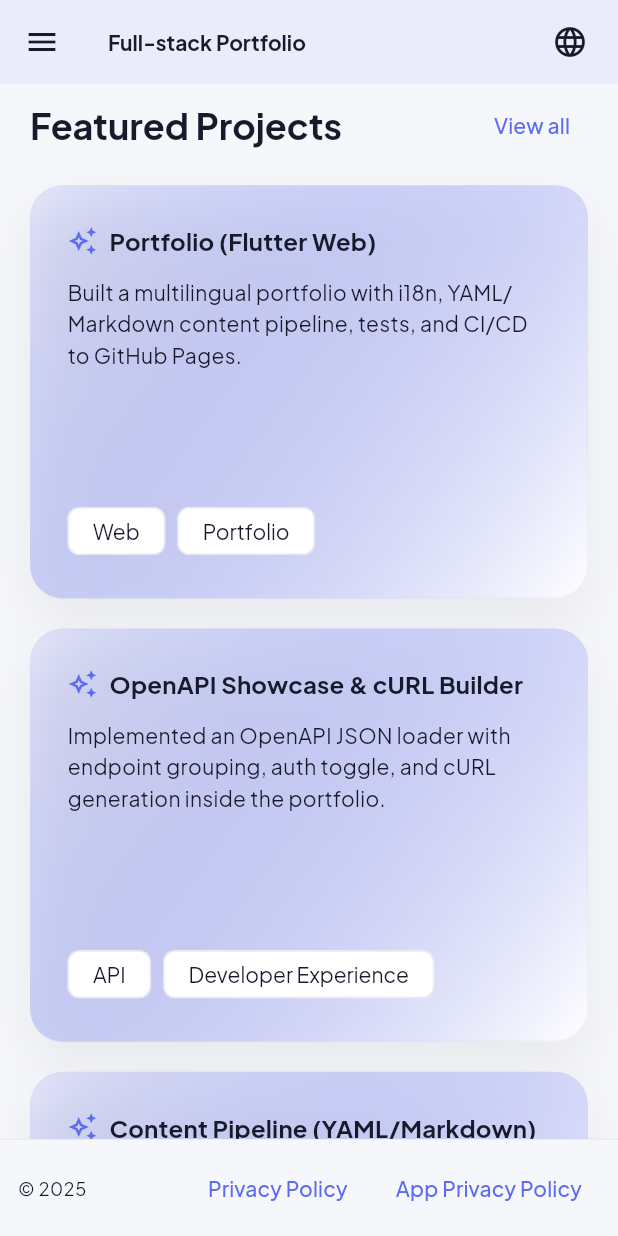
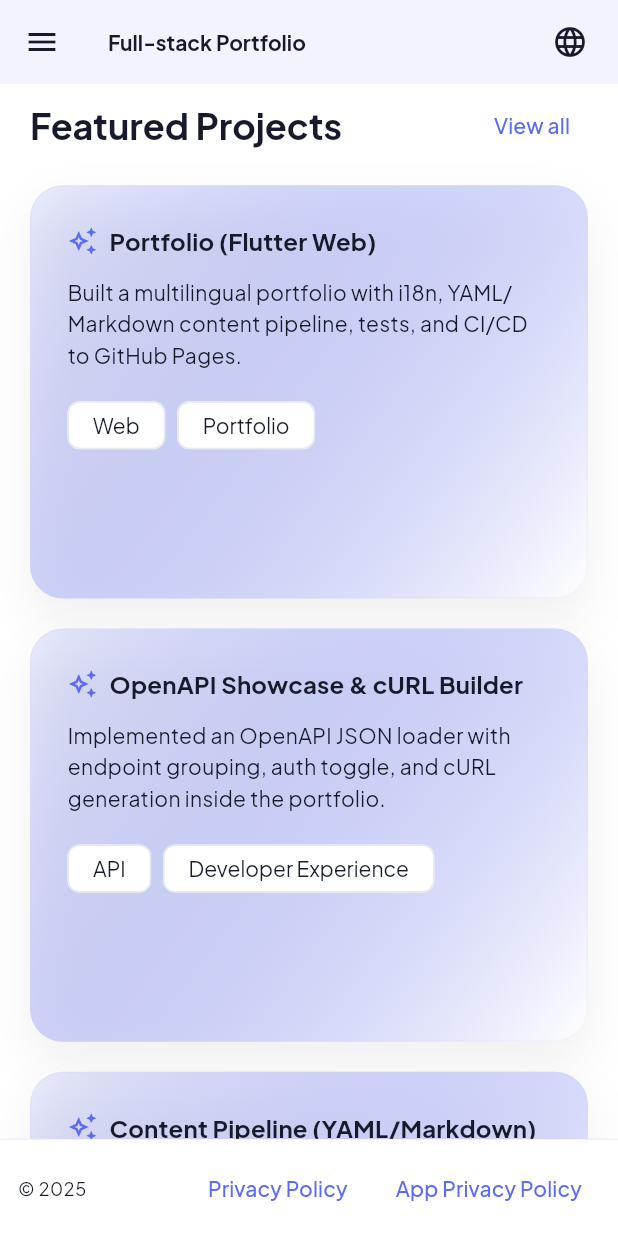
Before and after one commit to fada2020/portfolio, a Flutter app: the screen it shows after launch, scrolled down 1152 dp, on a phone screen of 412 x 824 dp. Run offline on Flutter 3.47's test engine with Material 3 defaults, Android fonts, the phone set to English and light mode, and no system bars; drawn by our look-alikes of flutter_animate; our stand-ins replace flutter_markdown, flutter_riverpod, go_router, google_fonts, yaml; missing offline and left inert: dart:html, highlight.

Commit message:
feat: Add animations for fade and slide effects across home sections and update dependencies

```diff
--- a/lib/features/home/home_page.dart
+++ b/lib/features/home/home_page.dart
@@ -8,6 +8,8 @@ import 'package:portfolio/state/profile_state.dart';
 import 'package:portfolio/state/projects_state.dart';
 import 'package:portfolio/utils/period.dart';
 import 'package:intl/intl.dart';
+import 'package:flutter_animate/flutter_animate.dart';
+import 'package:portfolio/utils/animations.dart';
 
 class _SkillHighlightData {
   const _SkillHighlightData({required this.icon, required this.title, required this.subtitle});
@@ -52,12 +54,14 @@ class HomePage extends ConsumerWidget {
         final isWide = constraints.maxWidth >= 1024;
         final body = <Widget>[
           profileAsync.when(
-            data: (profile) => _HeroSection(profile: profile, isWide: isWide, l10n: l10n),
+            data: (profile) => _HeroSection(profile: profile, isWide: isWide, l10n: l10n)
+                .fadeScale(duration: const Duration(milliseconds: 520)),
             error: (e, st) => const _ErrorBox(message: 'Failed to load profile'),
             loading: () => const _Shimmer(height: 220),
           ),
           const SizedBox(height: 32),
-          const _SkillHighlights(),
+          const _SkillHighlights()
+              .fadeSlide(duration: const Duration(milliseconds: 460), beginOffset: const Offset(0, 0.08), delay: const Duration(milliseconds: 120)),
           const SizedBox(height: 36),
           _SectionHeader(
             title: l10n.homeFeaturedProjects,
@@ -75,7 +79,7 @@ class HomePage extends ConsumerWidget {
                 return _EmptyState(message: l10n.homeNoProjects);
               }
               final crossAxisCount = isWide ? 3 : constraints.maxWidth >= 768 ? 2 : 1;
-              return GridView.builder(
+              final grid = GridView.builder(
                 shrinkWrap: true,
                 physics: const NeverScrollableScrollPhysics(),
                 itemCount: featured.length,
@@ -92,8 +96,17 @@ class HomePage extends ConsumerWidget {
                     title: project.title,
                     summary: project.summary,
                     tags: project.domains.isNotEmpty ? project.domains : project.stack,
+                  ).fadeSlide(
+                    delay: Duration(milliseconds: 120 * index),
+                    duration: const Duration(milliseconds: 420),
+                    beginOffset: const Offset(0, 0.08),
                   );
                 },
+              );
+              return grid.fadeSlide(
+                delay: const Duration(milliseconds: 80),
+                duration: const Duration(milliseconds: 420),
+                beginOffset: const Offset(0, 0.05),
               );
             },
             error: (e, st) => _ErrorBox(message: l10n.errLoadProjects),
@@ -117,16 +130,20 @@ class HomePage extends ConsumerWidget {
               }
               return Column(
                 children: [
-                  for (final post in recent)
+                  for (var i = 0; i < recent.length; i++)
                     Padding(
                       padding: const EdgeInsets.only(bottom: 16),
                       child: _PostPreviewCard(
                         localeCode: localeCode,
-                        id: post.id,
-                        title: post.title,
-                        date: post.date,
-                        tags: post.tags,
-                        bodyPath: post.body,
+                        id: recent[i].id,
+                        title: recent[i].title,
+                        date: recent[i].date,
+                        tags: recent[i].tags,
+                        bodyPath: recent[i].body,
+                      ).fadeSlide(
+                        delay: Duration(milliseconds: 140 * i),
+                        duration: const Duration(milliseconds: 380),
+                        beginOffset: const Offset(0, 0.08),
                       ),
                     ),
                 ],
@@ -161,14 +178,14 @@ class _HeroSection extends StatelessWidget {
       decoration: BoxDecoration(
         gradient: LinearGradient(
           colors: [
-            theme.colorScheme.primary.withOpacity(0.12),
-            theme.colorScheme.secondary.withOpacity(0.08),
+            theme.colorScheme.primary.withValues(alpha: 0.12),
+            theme.colorScheme.secondary.withValues(alpha: 0.08),
           ],
           begin: Alignment.topLeft,
           end: Alignment.bottomRight,
         ),
         borderRadius: BorderRadius.circular(24),
-        border: Border.all(color: theme.colorScheme.outline.withOpacity(0.25)),
+        border: Border.all(color: theme.colorScheme.outline.withValues(alpha: 0.25)),
       ),
       padding: EdgeInsets.symmetric(horizontal: isWide ? 48 : 24, vertical: isWide ? 40 : 32),
       child: LayoutBuilder(
@@ -190,7 +207,7 @@ class _HeroSection extends StatelessWidget {
                     Container(
                       padding: const EdgeInsets.symmetric(horizontal: 14, vertical: 8),
                       decoration: BoxDecoration(
-                        color: theme.colorScheme.primary.withOpacity(0.12),
+                        color: theme.colorScheme.primary.withValues(alpha: 0.12),
                         borderRadius: BorderRadius.circular(999),
                       ),
                       child: Text(
@@ -242,21 +259,21 @@ class _HeroSection extends StatelessWidget {
                         borderRadius: BorderRadius.circular(28),
                         gradient: RadialGradient(
                           colors: [
-                            theme.colorScheme.primary.withOpacity(0.22),
-                            theme.colorScheme.secondary.withOpacity(0.12),
-                            theme.colorScheme.background,
+                            theme.colorScheme.primary.withValues(alpha: 0.22),
+                            theme.colorScheme.secondary.withValues(alpha: 0.12),
+                            theme.colorScheme.surface,
                           ],
                           radius: 1.1,
                           center: const Alignment(-0.3, -0.5),
                         ),
-                        border: Border.all(color: theme.colorScheme.outline.withOpacity(0.18)),
+                        border: Border.all(color: theme.colorScheme.outline.withValues(alpha: 0.18)),
                       ),
                       child: Stack(
                         children: [
                           Positioned(
                             top: 24,
                             right: 24,
-                            child: Icon(Icons.code_rounded, size: 44, color: theme.colorScheme.primary.withOpacity(0.4)),
+                            child: Icon(Icons.code_rounded, size: 44, color: theme.colorScheme.primary.withValues(alpha: 0.4)),
                           ),
                           Positioned(
                             bottom: 20,
@@ -297,7 +314,7 @@ class _HeroBullet extends StatelessWidget {
       decoration: BoxDecoration(
         color: theme.colorScheme.surface,
         borderRadius: BorderRadius.circular(14),
-        border: Border.all(color: theme.colorScheme.outline.withOpacity(0.2)),
+        border: Border.all(color: theme.colorScheme.outline.withValues(alpha: 0.2)),
       ),
       child: Row(
         mainAxisSize: MainAxisSize.min,
@@ -323,7 +340,7 @@ class _HeroBadge extends StatelessWidget {
     final theme = Theme.of(context);
     return DecoratedBox(
       decoration: BoxDecoration(
-        color: theme.colorScheme.onSurface.withOpacity(0.08),
+        color: theme.colorScheme.onSurface.withValues(alpha: 0.08),
         borderRadius: BorderRadius.circular(999),
       ),
       child: Padding(
@@ -363,10 +380,10 @@ class _SkillHighlights extends StatelessWidget {
               decoration: BoxDecoration(
                 color: theme.colorScheme.surface,
                 borderRadius: BorderRadius.circular(20),
-                border: Border.all(color: theme.colorScheme.outline.withOpacity(0.2)),
+                border: Border.all(color: theme.colorScheme.outline.withValues(alpha: 0.2)),
                 boxShadow: [
                   BoxShadow(
-                    color: theme.colorScheme.shadow.withOpacity(0.04),
+                    color: theme.colorScheme.shadow.withValues(alpha: 0.04),
                     blurRadius: 18,
                     offset: const Offset(0, 10),
                   ),
@@ -430,7 +447,7 @@ class _EmptyState extends StatelessWidget {
       decoration: BoxDecoration(
         borderRadius: BorderRadius.circular(20),
         color: theme.colorScheme.surface,
-        border: Border.all(color: theme.colorScheme.outline.withOpacity(0.18)),
+        border: Border.all(color: theme.colorScheme.outline.withValues(alpha: 0.18)),
       ),
       child: Center(
         child: Text(
@@ -461,22 +478,23 @@ class _ProjectCard extends StatelessWidget {
           borderRadius: BorderRadius.circular(22),
           gradient: LinearGradient(
             colors: [
-              theme.colorScheme.primary.withOpacity(0.12),
+              theme.colorScheme.primary.withValues(alpha: 0.12),
               theme.colorScheme.surface,
             ],
             begin: Alignment.topLeft,
             end: Alignment.bottomRight,
           ),
-          border: Border.all(color: theme.colorScheme.outline.withOpacity(0.18)),
+          border: Border.all(color: theme.colorScheme.outline.withValues(alpha: 0.18)),
           boxShadow: [
             BoxShadow(
-              color: theme.colorScheme.shadow.withOpacity(0.06),
+              color: theme.colorScheme.shadow.withValues(alpha: 0.06),
               offset: const Offset(0, 14),
               blurRadius: 28,
             ),
           ],
         ),
         child: Column(
+          mainAxisSize: MainAxisSize.min,
           crossAxisAlignment: CrossAxisAlignment.start,
           children: [
             Row(
@@ -492,13 +510,11 @@ class _ProjectCard extends StatelessWidget {
               ],
             ),
             const SizedBox(height: 12),
-            Expanded(
-              child: Text(
-                summary,
-                style: theme.textTheme.bodyMedium?.copyWith(height: 1.5),
-                maxLines: 3,
-                overflow: TextOverflow.ellipsis,
-              ),
+            Text(
+              summary,
+              style: theme.textTheme.bodyMedium?.copyWith(height: 1.5),
+              maxLines: 3,
+              overflow: TextOverflow.ellipsis,
             ),
             const SizedBox(height: 16),
             Wrap(
@@ -508,7 +524,7 @@ class _ProjectCard extends StatelessWidget {
                 return Chip(
                   label: Text(tag),
                   visualDensity: VisualDensity.compact,
-                  backgroundColor: theme.colorScheme.surface.withOpacity(0.7),
+                  backgroundColor: theme.colorScheme.surface.withValues(alpha: 0.7),
                 );
               }).toList(),
             ),
@@ -550,9 +566,10 @@ class _PostPreviewCard extends ConsumerWidget {
         decoration: BoxDecoration(
           borderRadius: BorderRadius.circular(22),
           color: theme.colorScheme.surface,
-          border: Border.all(color: theme.colorScheme.outline.withOpacity(0.2)),
+          border: Border.all(color: theme.colorScheme.outline.withValues(alpha: 0.2)),
         ),
         child: Column(
+          mainAxisSize: MainAxisSize.min,
           crossAxisAlignment: CrossAxisAlignment.start,
           children: [
             Row(
--- a/lib/theme/app_theme.dart
+++ b/lib/theme/app_theme.dart
@@ -8,21 +8,20 @@ class AppTheme {
   static const Color _onPrimary = Colors.white;
   static const Color _secondary = Color(0xFFFF6B6B);
   static const Color _tertiary = Color(0xFF4CD4B0);
-  static const Color _backgroundLight = Color(0xFFF6F7FB);
   static const Color _surfaceLight = Colors.white;
   static const Color _surfaceVariantLight = Color(0xFFE2E5F2);
   static const Color _outlineLight = Color(0xFFD0D4E6);
   static const Color _textPrimaryLight = Color(0xFF161A2B);
   static const Color _textMutedLight = Color(0xFF60658C);
 
-  static const Color _backgroundDark = Color(0xFF0F1120);
   static const Color _surfaceDark = Color(0xFF1C2033);
   static const Color _surfaceVariantDark = Color(0xFF2A2F45);
   static const Color _outlineDark = Color(0xFF3A3F58);
   static const Color _textPrimaryDark = Color(0xFFE7EAF9);
   static const Color _textMutedDark = Color(0xFF9AA0C8);
 
-  static ThemeData get light => _buildTheme(_lightColorScheme, Brightness.light);
+  static ThemeData get light =>
+      _buildTheme(_lightColorScheme, Brightness.light);
   static ThemeData get dark => _buildTheme(_darkColorScheme, Brightness.dark);
 
   static ThemeData _buildTheme(ColorScheme scheme, Brightness brightness) {
@@ -32,72 +31,86 @@ class AppTheme {
       brightness: brightness,
     );
 
-    final textTheme = GoogleFonts.plusJakartaSansTextTheme(base.textTheme).apply(
+    final textTheme =
+        GoogleFonts.plusJakartaSansTextTheme(base.textTheme).apply(
       bodyColor: scheme.onSurface,
       displayColor: scheme.onSurface,
     );
 
     return base.copyWith(
-      scaffoldBackgroundColor: scheme.background,
+      scaffoldBackgroundColor: scheme.surface,
       textTheme: textTheme,
-      cardTheme: CardTheme(
+      cardTheme: CardThemeData(
         color: scheme.surface,
         elevation: 0,
         margin: EdgeInsets.zero,
         shape: RoundedRectangleBorder(
           borderRadius: BorderRadius.circular(16),
-          side: BorderSide(color: scheme.outline.withOpacity(0.4)),
+          side: BorderSide(color: scheme.outline.withValues(alpha: 0.4)),
         ),
       ),
       appBarTheme: AppBarTheme(
-        backgroundColor: scheme.background,
+        backgroundColor: scheme.surface,
         elevation: 0,
         foregroundColor: scheme.onSurface,
-        titleTextStyle: textTheme.titleLarge?.copyWith(fontWeight: FontWeight.w700),
+        titleTextStyle:
+            textTheme.titleLarge?.copyWith(fontWeight: FontWeight.w700),
       ),
       filledButtonTheme: FilledButtonThemeData(
         style: ButtonStyle(
-          textStyle: MaterialStateProperty.all(textTheme.labelLarge?.copyWith(fontWeight: FontWeight.w600)),
-          padding: MaterialStateProperty.all(const EdgeInsets.symmetric(horizontal: 20, vertical: 14)),
-          shape: MaterialStateProperty.all(RoundedRectangleBorder(borderRadius: BorderRadius.circular(12))),
+          textStyle: WidgetStateProperty.all(
+              textTheme.labelLarge?.copyWith(fontWeight: FontWeight.w600)),
+          padding: WidgetStateProperty.all(
+              const EdgeInsets.symmetric(horizontal: 20, vertical: 14)),
+          shape: WidgetStateProperty.all(
+              RoundedRectangleBorder(borderRadius: BorderRadius.circular(12))),
         ),
       ),
       outlinedButtonTheme: OutlinedButtonThemeData(
         style: ButtonStyle(
-          textStyle: MaterialStateProperty.all(textTheme.labelLarge?.copyWith(fontWeight: FontWeight.w600)),
-          padding: MaterialStateProperty.all(const EdgeInsets.symmetric(horizontal: 20, vertical: 14)),
-          shape: MaterialStateProperty.all(RoundedRectangleBorder(borderRadius: BorderRadius.circular(12))),
-          side: MaterialStateProperty.resolveWith(
-            (states) => BorderSide(color: scheme.outline.withOpacity(states.contains(MaterialState.hovered) ? 0.8 : 0.5)),
+          textStyle: WidgetStateProperty.all(
+              textTheme.labelLarge?.copyWith(fontWeight: FontWeight.w600)),
+          padding: WidgetStateProperty.all(
+              const EdgeInsets.symmetric(horizontal: 20, vertical: 14)),
+          shape: WidgetStateProperty.all(
+              RoundedRectangleBorder(borderRadius: BorderRadius.circular(12))),
+          side: WidgetStateProperty.resolveWith(
+            (states) => BorderSide(
+                color: scheme.outline.withValues(
+                    alpha: states.contains(WidgetState.hovered) ? 0.8 : 0.5)),
           ),
         ),
       ),
       elevatedButtonTheme: ElevatedButtonThemeData(
         style: ButtonStyle(
-          textStyle: MaterialStateProperty.all(textTheme.labelLarge?.copyWith(fontWeight: FontWeight.w600)),
-          padding: MaterialStateProperty.all(const EdgeInsets.symmetric(horizontal: 20, vertical: 14)),
-          shape: MaterialStateProperty.all(RoundedRectangleBorder(borderRadius: BorderRadius.circular(12))),
+          textStyle: WidgetStateProperty.all(
+              textTheme.labelLarge?.copyWith(fontWeight: FontWeight.w600)),
+          padding: WidgetStateProperty.all(
+              const EdgeInsets.symmetric(horizontal: 20, vertical: 14)),
+          shape: WidgetStateProperty.all(
+              RoundedRectangleBorder(borderRadius: BorderRadius.circular(12))),
         ),
       ),
       chipTheme: base.chipTheme.copyWith(
         labelStyle: textTheme.labelMedium,
-        backgroundColor: scheme.surfaceVariant,
-        selectedColor: scheme.primary.withOpacity(0.12),
-        side: BorderSide(color: scheme.outline.withOpacity(0.3)),
+        backgroundColor: scheme.surfaceContainerHighest,
+        selectedColor: scheme.primary.withValues(alpha: 0.12),
+        side: BorderSide(color: scheme.outline.withValues(alpha: 0.3)),
       ),
       dividerTheme: DividerThemeData(
-        color: scheme.outline.withOpacity(0.3),
+        color: scheme.outline.withValues(alpha: 0.3),
         space: 32,
         thickness: 1,
       ),
       navigationBarTheme: NavigationBarThemeData(
         backgroundColor: scheme.surface,
-        indicatorColor: scheme.primary.withOpacity(0.12),
-        labelTextStyle: MaterialStateProperty.all(textTheme.labelSmall),
+        indicatorColor: scheme.primary.withValues(alpha: 0.12),
+        labelTextStyle: WidgetStateProperty.all(textTheme.labelSmall),
       ),
       listTileTheme: ListTileThemeData(
         titleTextStyle: textTheme.titleMedium,
-        subtitleTextStyle: textTheme.bodyMedium?.copyWith(color: scheme.onSurfaceVariant),
+        subtitleTextStyle:
+            textTheme.bodyMedium?.copyWith(color: scheme.onSurfaceVariant),
         iconColor: scheme.primary,
         shape: RoundedRectangleBorder(borderRadius: BorderRadius.circular(12)),
       ),
@@ -122,11 +135,9 @@ class AppTheme {
     onError: Colors.white,
     errorContainer: Color(0xFFFFE0E0),
     onErrorContainer: Color(0xFF410E0B),
-    background: _backgroundLight,
-    onBackground: _textPrimaryLight,
     surface: _surfaceLight,
     onSurface: _textPrimaryLight,
-    surfaceVariant: _surfaceVariantLight,
+    surfaceContainerHighest: _surfaceVariantLight,
     onSurfaceVariant: _textMutedLight,
     outline: _outlineLight,
     outlineVariant: Color(0xFFC6CADE),
@@ -156,11 +167,9 @@ class AppTheme {
     onError: Colors.black,
     errorContainer: Color(0xFF8A1F1F),
     onErrorContainer: Color(0xFFFFE3E0),
-    background: _backgroundDark,
-    onBackground: _textPrimaryDark,
     surface: _surfaceDark,
     onSurface: _textPrimaryDark,
-    surfaceVariant: _surfaceVariantDark,
+    surfaceContainerHighest: _surfaceVariantDark,
     onSurfaceVariant: _textMutedDark,
     outline: _outlineDark,
     outlineVariant: Color(0xFF4A4F68),
--- a/pubspec.yaml
+++ b/pubspec.yaml
@@ -20,6 +20,7 @@ dependencies:
   highlight: ^0.7.0
   http: ^1.2.2
   google_fonts: ^6.2.1
+  flutter_animate: ^4.5.0
 
 dev_dependencies:
   flutter_lints: ^4.0.0
```
Also changed, not shown: lib/utils/animations.dart (added, +25 -0 lines), pubspec.lock.
